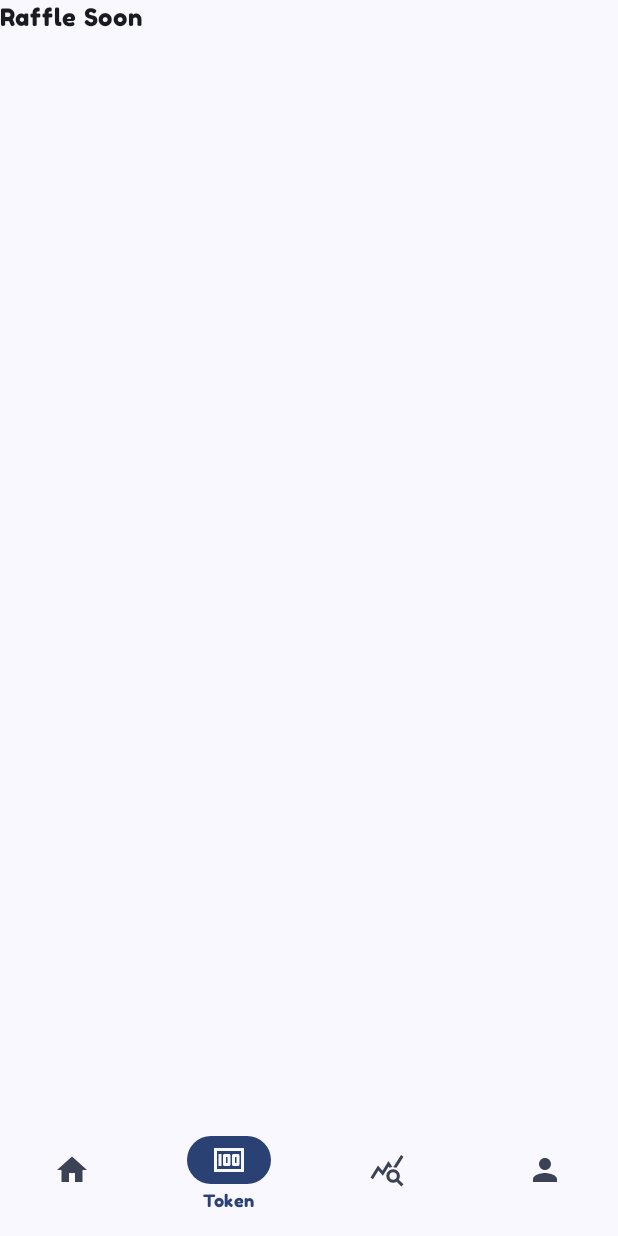
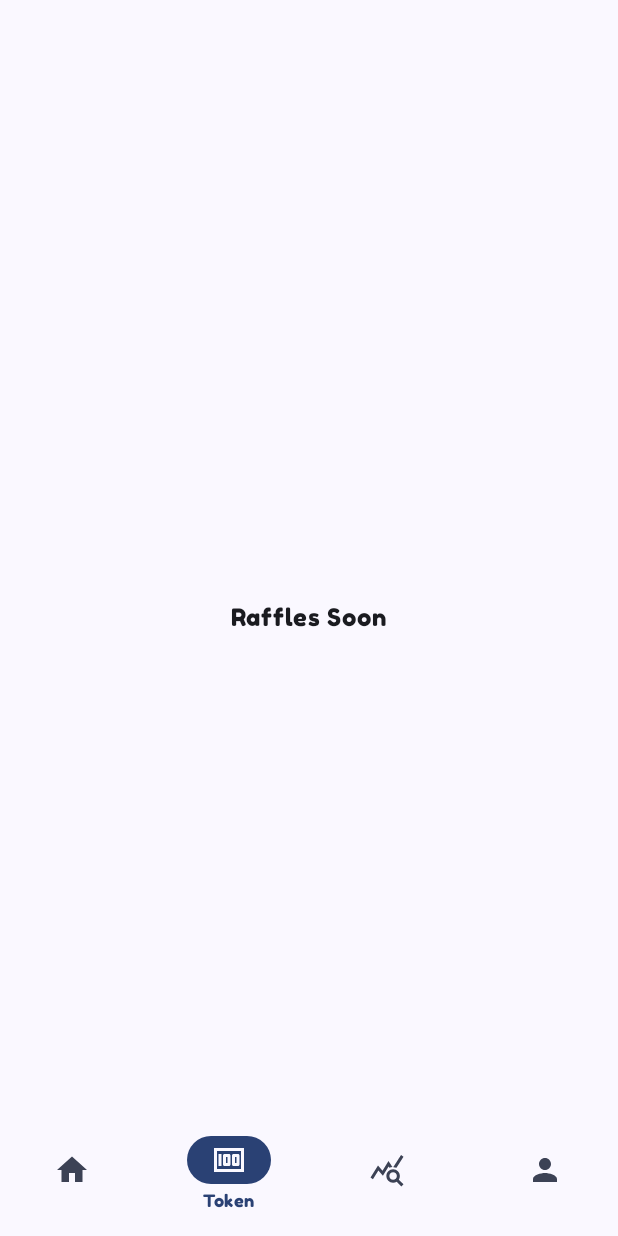
Before and after one commit to Elyt622/Cowcow, an Android app built with Jetpack Compose: the composable MainScaffold called with empty values, item 2 of the bottom bar chosen, on a phone screen of 412 x 824 dp. Run offline under Robolectric (Android 15) with nearby library versions, the phone set to English and light mode, and no system bars.

Commit message:
Minor change

```diff
--- a/app/src/main/java/com/example/hellocowcow/ui/screen/RaffleScreen.kt
+++ b/app/src/main/java/com/example/hellocowcow/ui/screen/RaffleScreen.kt
@@ -2,16 +2,19 @@ package com.example.hellocowcow.ui.screen
 
 import androidx.compose.foundation.layout.Arrangement
 import androidx.compose.foundation.layout.Column
+import androidx.compose.foundation.layout.fillMaxSize
 import androidx.compose.material3.Text
 import androidx.compose.runtime.Composable
 import androidx.compose.ui.Alignment
+import androidx.compose.ui.Modifier
 
 @Composable
 fun RaffleScreen() {
     Column(
+        modifier = Modifier.fillMaxSize(),
         verticalArrangement = Arrangement.Center,
         horizontalAlignment = Alignment.CenterHorizontally
     ) {
-        Text("Raffle Soon")
+        Text("Raffles Soon")
     }
 }
```
